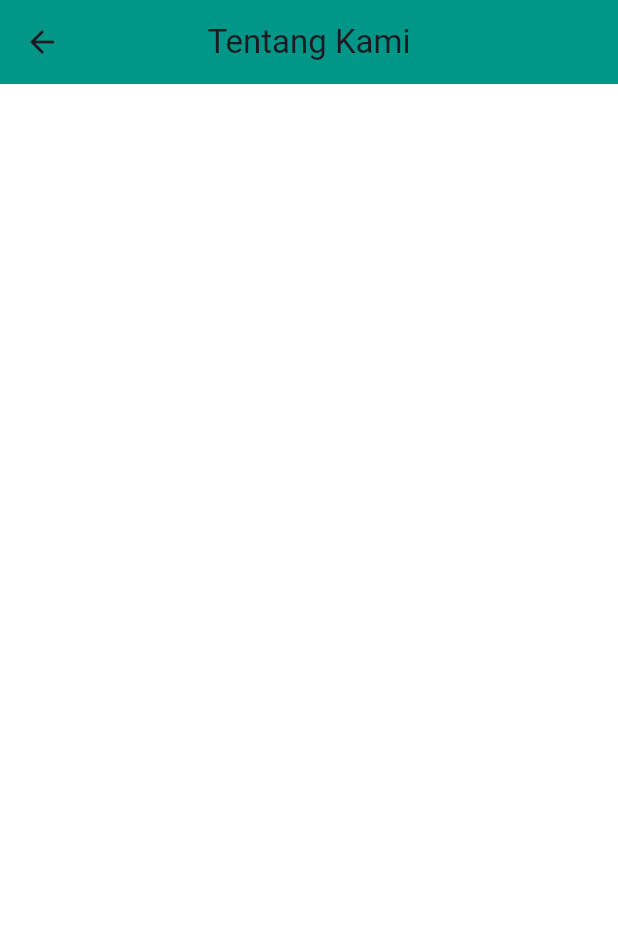
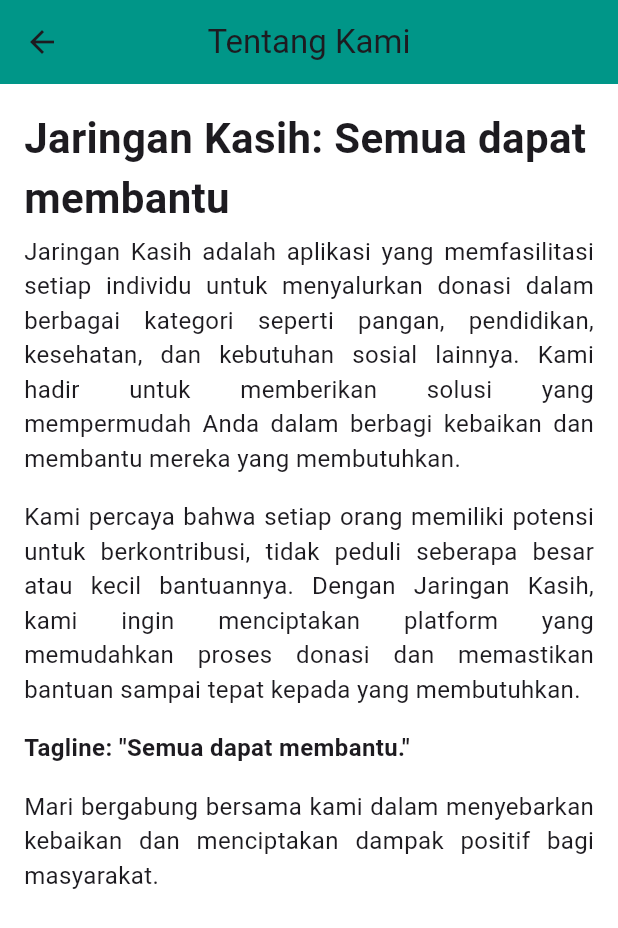
Before and after one commit to vitoagatha/app_jaringan_kasih, a Flutter app: the AboutScreens screen opened directly, on a phone screen of 412 x 824 dp. Shown: the top 928 px of the screen. Run offline on Flutter 3.47's test engine with Material 3 defaults, Android fonts, the phone set to English and light mode, and no system bars; our stand-ins replace cloud_firestore, firebase_auth, firebase_core, icons_plus; accounts and stored records are empty.

Commit message:
add about and splashscreens

```diff
--- a/lib/screens/about_screens.dart
+++ b/lib/screens/about_screens.dart
@@ -11,6 +11,38 @@ class AboutScreens extends StatelessWidget {
         centerTitle: true,
         backgroundColor: Colors.teal,
       ),
+      body: ListView(
+        padding: EdgeInsets.all(16.0),
+        children: [
+          Text(
+            'Jaringan Kasih: Semua dapat membantu',
+            style: TextStyle(fontSize: 28, fontWeight: FontWeight.bold),
+          ),
+          SizedBox(height: 4),
+          Text(
+              'Jaringan Kasih adalah aplikasi yang memfasilitasi setiap individu untuk menyalurkan donasi dalam berbagai kategori seperti pangan,'
+                  ' pendidikan, kesehatan, dan kebutuhan sosial lainnya. Kami hadir untuk memberikan solusi yang mempermudah Anda dalam berbagi kebaikan dan membantu mereka yang membutuhkan.',
+            style: TextStyle(fontSize: 16),
+            textAlign: TextAlign.justify,
+          ),
+          SizedBox(height: 16),
+          Text('Kami percaya bahwa setiap orang memiliki potensi untuk berkontribusi, tidak peduli seberapa besar atau kecil bantuannya. Dengan Jaringan Kasih,'
+              ' kami ingin menciptakan platform yang memudahkan proses donasi dan memastikan bantuan sampai tepat kepada yang membutuhkan.',
+            style: TextStyle(fontSize: 16),
+            textAlign: TextAlign.justify,
+          ),
+          SizedBox(height: 16),
+          Text('Tagline: "Semua dapat membantu."',
+            style: TextStyle(fontSize: 16, fontWeight: FontWeight.bold),
+            textAlign: TextAlign.justify,
+          ),
+          SizedBox(height: 16),
+          Text('Mari bergabung bersama kami dalam menyebarkan kebaikan dan menciptakan dampak positif bagi masyarakat.',
+            style: TextStyle(fontSize: 16),
+            textAlign: TextAlign.justify,
+          ),
+        ],
+      ),
     );
   }
 }
--- a/lib/screens/category_screens.dart
+++ b/lib/screens/category_screens.dart
@@ -81,7 +81,7 @@ class _CategoryScreensState extends State<CategoryScreens> {
               final targetAmount = category['targetAmount'] ?? 0;
 
               return CategoryCard(
-                image: category['image'] ?? 'assets/images/default.png',
+                image: category['image'] ?? 'assets/images/education1.png',
                 title: category['judul'] ?? 'Tanpa Judul',
                 pengajuPendanaan: category['pengaju'] ?? 'Anonim',
                 kategori: category['kategori'] ?? 'Umum',
--- a/lib/screens/home_screens.dart
+++ b/lib/screens/home_screens.dart
@@ -195,7 +195,7 @@ class DonationCard extends StatelessWidget {
   Widget build(BuildContext context) {
     return Container(
       padding: const EdgeInsets.all(8.0),
-      height: 155,
+      height: 170,
       decoration: BoxDecoration(
         color: Colors.teal,
         borderRadius: BorderRadius.circular(8),
--- a/pubspec.yaml
+++ b/pubspec.yaml
@@ -68,6 +68,8 @@ flutter:
     - assets/images/children_donate1.jpeg
     - assets/images/education1.png
     - assets/images/education2.jpeg
+    - assets/images/icon_splash.png
+
 
   # To add assets to your application, add an assets section, like this:
   # assets:
```
Also changed, not shown: lib/main.dart (+45 -4 lines), assets/images/icon_splash.png (added), 4 other files.
